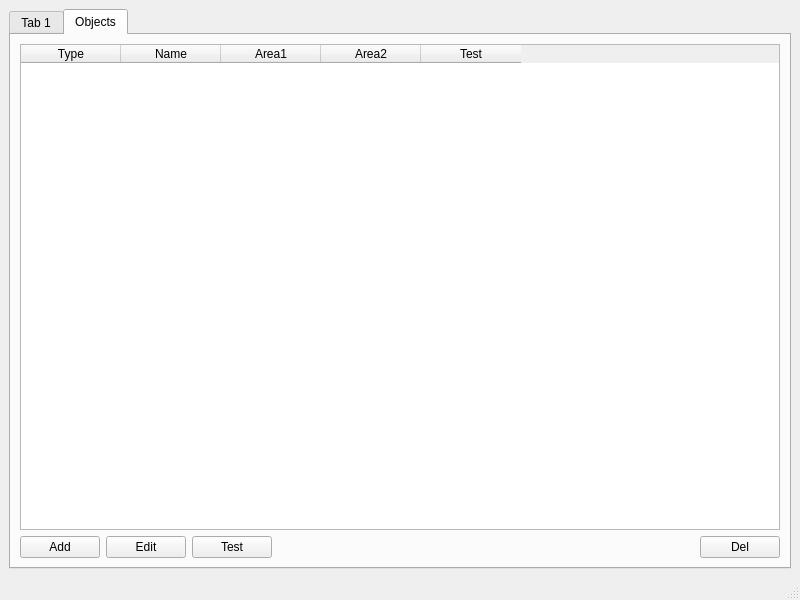
Qt form pClient/designMain.ui (Solovova/pyt_sudoku) before a commit.
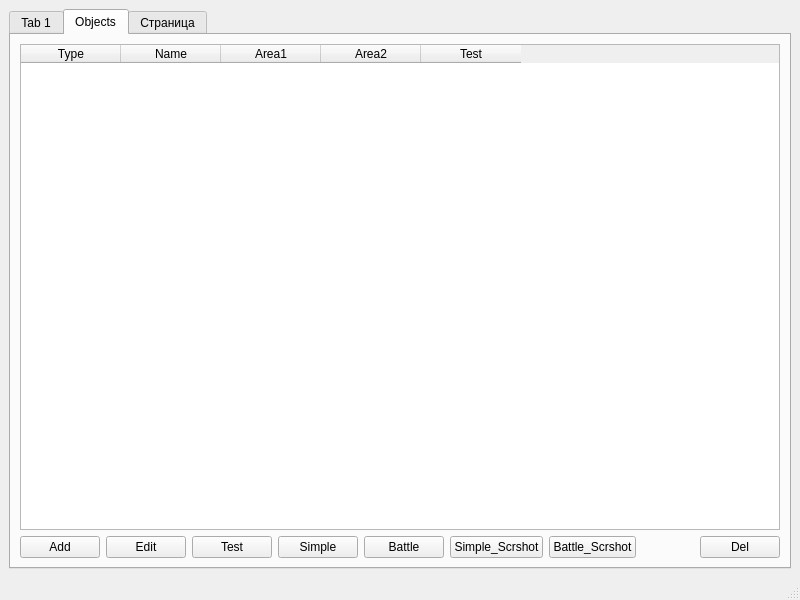
The same form after that commit.

```diff
--- a/pClient/designMain.ui
+++ b/pClient/designMain.ui
@@ -82,6 +82,34 @@
             </property>
            </widget>
           </item>
+          <item>
+           <widget class="QPushButton" name="btn_sud_simple">
+            <property name="text">
+             <string>Simple</string>
+            </property>
+           </widget>
+          </item>
+          <item>
+           <widget class="QPushButton" name="btn_sud_battle">
+            <property name="text">
+             <string>Battle</string>
+            </property>
+           </widget>
+          </item>
+          <item>
+           <widget class="QPushButton" name="btn_sud_simple_scrshot">
+            <property name="text">
+             <string>Simple_Scrshot</string>
+            </property>
+           </widget>
+          </item>
+          <item>
+           <widget class="QPushButton" name="btn_sud_battle_scrshot">
+            <property name="text">
+             <string>Battle_Scrshot</string>
+            </property>
+           </widget>
+          </item>
           <item>
            <spacer name="horizontalSpacer">
             <property name="orientation">
@@ -106,6 +134,11 @@
         </item>
        </layout>
       </widget>
+      <widget class="QWidget" name="tab_2">
+       <attribute name="title">
+        <string>Страница</string>
+       </attribute>
+      </widget>
      </widget>
     </item>
    </layout>
```
Left out of the diff: 2 changed lines with no effect on the pictures.
